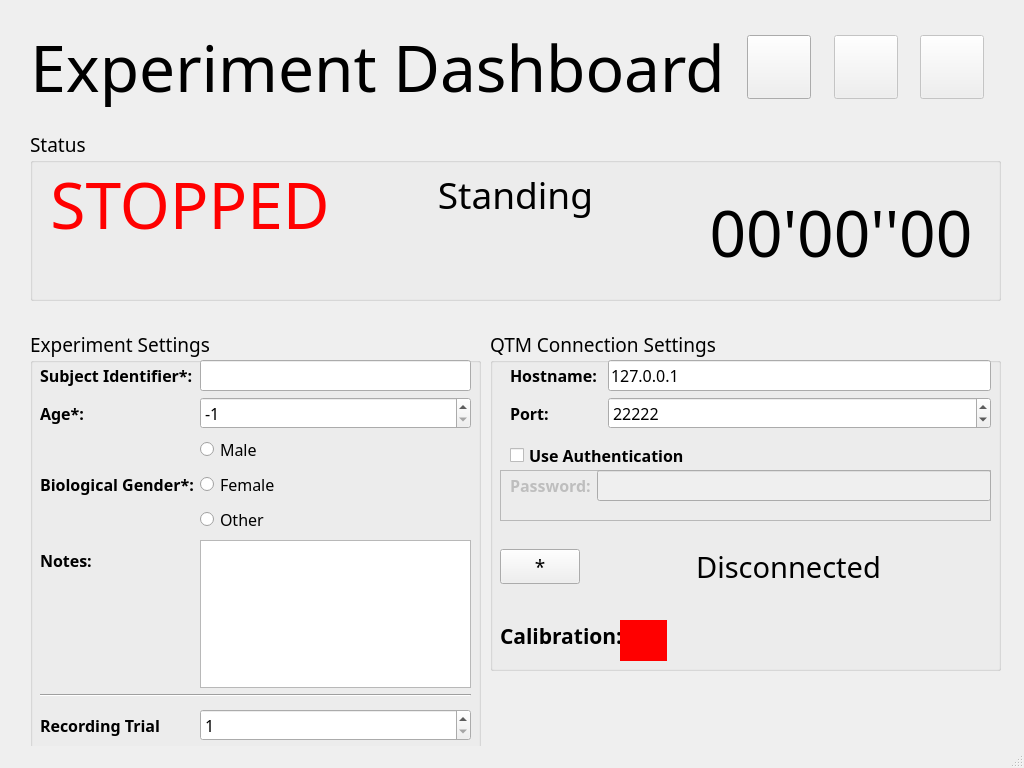
This is main_window.ui in EuromovDHM-SemTaxM/EMBLD-acquisition as Qt 5 draws it before an edit. The edited form follows.
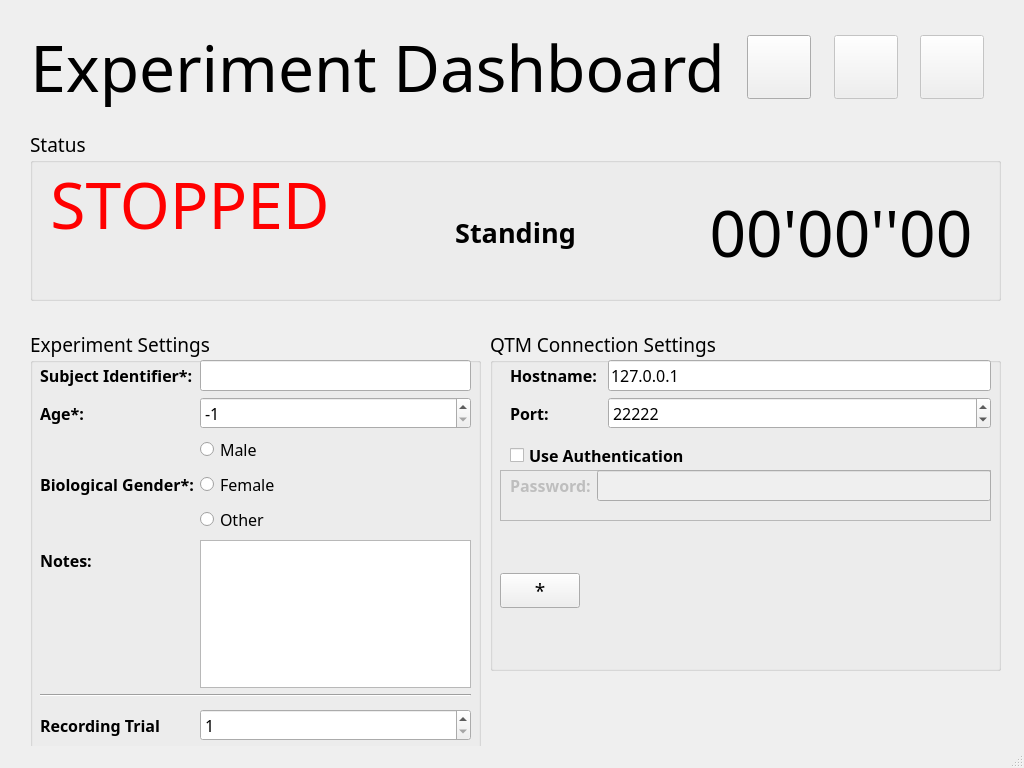
This is the edited form. Icons and pictures are not drawn.

Diff of the .ui file:
```diff
--- a/main_window.ui
+++ b/main_window.ui
@@ -147,7 +147,10 @@
          <widget class="QLabel" name="status_motion_type">
           <property name="font">
            <font>
-            <pointsize>28</pointsize>
+            <family>Segoe UI Variable Text Semibold</family>
+            <pointsize>20</pointsize>
+            <weight>75</weight>
+            <bold>true</bold>
            </font>
           </property>
           <property name="text">
@@ -156,20 +159,8 @@
           <property name="alignment">
            <set>Qt::AlignCenter</set>
           </property>
-         </widget>
-        </item>
-        <item>
-         <widget class="QLabel" name="status_action">
-          <property name="font">
-           <font>
-            <pointsize>22</pointsize>
-           </font>
-          </property>
-          <property name="text">
-           <string/>
-          </property>
-          <property name="alignment">
-           <set>Qt::AlignCenter</set>
+          <property name="wordWrap">
+           <bool>true</bool>
           </property>
          </widget>
         </item>
@@ -764,7 +755,7 @@
        <x>10</x>
        <y>200</y>
        <width>491</width>
-       <height>74</height>
+       <height>121</height>
       </rect>
      </property>
      <layout class="QHBoxLayout" name="horizontalLayout_3">
@@ -805,19 +796,65 @@
        </spacer>
       </item>
       <item>
-       <widget class="QLabel" name="qtm_connection_status">
-        <property name="font">
-         <font>
-          <pointsize>22</pointsize>
-         </font>
+       <layout class="QVBoxLayout" name="verticalLayout">
+        <property name="spacing">
+         <number>22</number>
         </property>
-        <property name="text">
-         <string>Disconnected</string>
+        <property name="leftMargin">
+         <number>5</number>
         </property>
-        <property name="alignment">
-         <set>Qt::AlignCenter</set>
+        <property name="rightMargin">
+         <number>5</number>
         </property>
-       </widget>
+        <item>
+         <widget class="QLabel" name="qtm_connection_status">
+          <property name="font">
+           <font>
+            <pointsize>22</pointsize>
+           </font>
+          </property>
+          <property name="styleSheet">
+           <string notr="true">color:transparent;</string>
+          </property>
+          <property name="text">
+           <string>Disconnected</string>
+          </property>
+          <property name="alignment">
+           <set>Qt::AlignCenter</set>
+          </property>
+          <property name="wordWrap">
+           <bool>true</bool>
+          </property>
+         </widget>
+        </item>
+        <item>
+         <widget class="QLabel" name="calibration_label">
+          <property name="font">
+           <font>
+            <family>Segoe UI Variable Small Semibol</family>
+            <pointsize>16</pointsize>
+            <weight>75</weight>
+            <bold>true</bold>
+           </font>
+          </property>
+          <property name="styleSheet">
+           <string notr="true">color: transparent;</string>
+          </property>
+          <property name="text">
+           <string>NOT Calibrated</string>
+          </property>
+          <property name="alignment">
+           <set>Qt::AlignCenter</set>
+          </property>
+          <property name="wordWrap">
+           <bool>true</bool>
+          </property>
+          <property name="margin">
+           <number>8</number>
+          </property>
+         </widget>
+        </item>
+       </layout>
       </item>
       <item>
        <spacer name="horizontalSpacer_6">
@@ -834,46 +871,6 @@
       </item>
      </layout>
     </widget>
-    <widget class="QLabel" name="calbration_label_text">
-     <property name="geometry">
-      <rect>
-       <x>10</x>
-       <y>290</y>
-       <width>121</width>
-       <height>31</height>
-      </rect>
-     </property>
-     <property name="font">
-      <font>
-       <family>Segoe UI Variable Small Semibol</family>
-       <pointsize>16</pointsize>
-       <weight>75</weight>
-       <bold>true</bold>
-      </font>
-     </property>
-     <property name="text">
-      <string>Calibration:</string>
-     </property>
-    </widget>
-    <widget class="QLabel" name="calibration_status_label">
-     <property name="geometry">
-      <rect>
-       <x>130</x>
-       <y>290</y>
-       <width>47</width>
-       <height>41</height>
-      </rect>
-     </property>
-     <property name="autoFillBackground">
-      <bool>false</bool>
-     </property>
-     <property name="styleSheet">
-      <string notr="true">background-color: red;</string>
-     </property>
-     <property name="text">
-      <string/>
-     </property>
-    </widget>
    </widget>
   </widget>
   <widget class="QStatusBar" name="statusbar"/>
```
Left out of the diff: 4 changed lines with no effect on the pictures.
